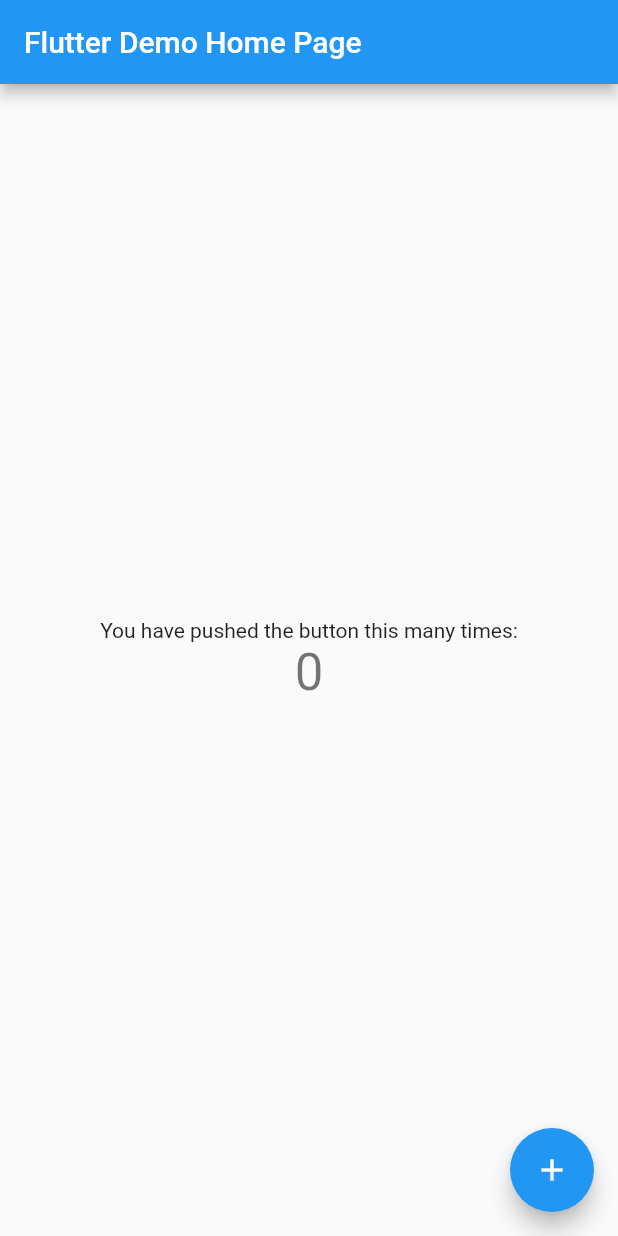
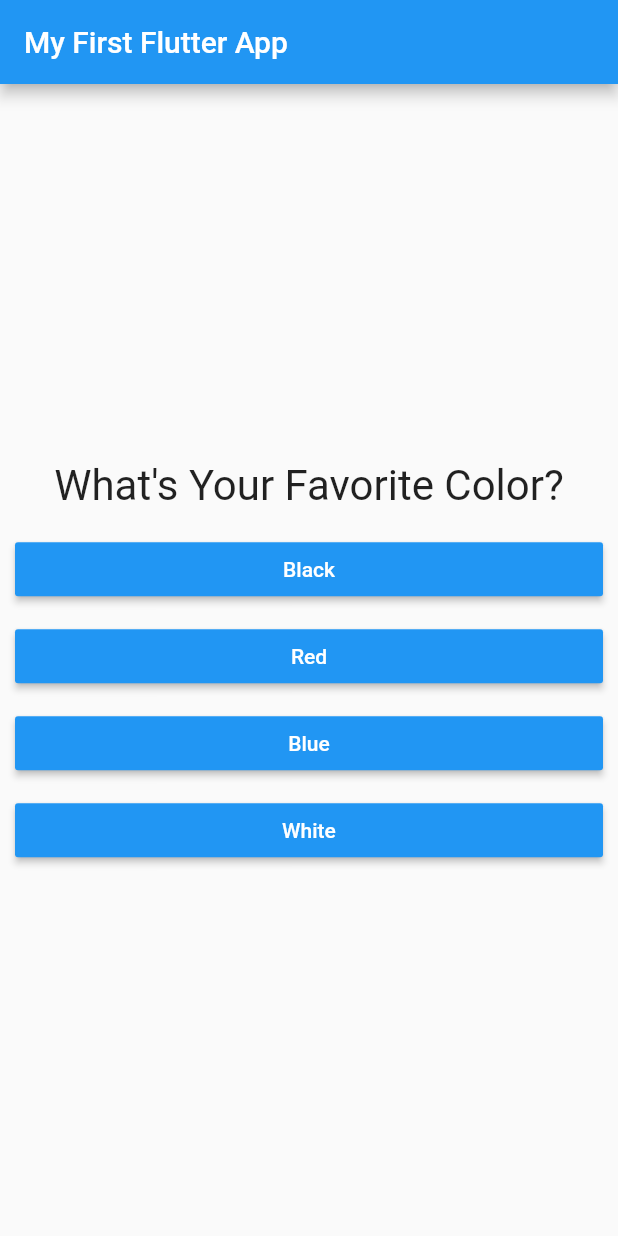
Before and after one commit to Barragan17/Flutter-Projects, a Flutter app: the screen it shows after launch, on a phone screen of 412 x 824 dp. Run offline on Flutter 3.47's test engine with Material 2 defaults, Android fonts, the phone set to English and light mode, and no system bars.

Commit message:
Finish Quiz App For Now

```diff
--- /dev/null
+++ b/Quiz_App/lib/answer.dart
@@ -0,0 +1,21 @@
+import 'package:flutter/material.dart';
+
+class Answer extends StatelessWidget {
+  final Function selectHandler;
+  final String answerText;
+
+  Answer(this.selectHandler, this.answerText);
+  @override
+  Widget build(BuildContext context) {
+    return Container(
+      width: double.infinity,
+      padding: EdgeInsets.fromLTRB(10, 5, 10, 5),
+      child: RaisedButton(
+        color: Colors.blue,
+        textColor: Colors.white,
+        onPressed: selectHandler,
+        child: Text(answerText),
+      ),
+    );
+  }
+}
--- a/Quiz_App/lib/main.dart
+++ b/Quiz_App/lib/main.dart
@@ -1,117 +1,78 @@
 import 'package:flutter/material.dart';
+
+import './quiz.dart';
+import './result.dart';
 
 void main() {
   runApp(MyApp());
 }
 
-class MyApp extends StatelessWidget {
-  // This widget is the root of your application.
+class MyApp extends StatefulWidget {
   @override
-  Widget build(BuildContext context) {
-    return MaterialApp(
-      title: 'Flutter Demo',
-      theme: ThemeData(
-        // This is the theme of your application.
-        //
-        // Try running your application with "flutter run". You'll see the
-        // application has a blue toolbar. Then, without quitting the app, try
-        // changing the primarySwatch below to Colors.green and then invoke
-        // "hot reload" (press "r" in the console where you ran "flutter run",
-        // or simply save your changes to "hot reload" in a Flutter IDE).
-        // Notice that the counter didn't reset back to zero; the application
-        // is not restarted.
-        primarySwatch: Colors.blue,
-        // This makes the visual density adapt to the platform that you run
-        // the app on. For desktop platforms, the controls will be smaller and
-        // closer together (more dense) than on mobile platforms.
-        visualDensity: VisualDensity.adaptivePlatformDensity,
-      ),
-      home: MyHomePage(title: 'Flutter Demo Home Page'),
-    );
+  State<StatefulWidget> createState() {
+    return _MyAppState();
   }
 }
 
-class MyHomePage extends StatefulWidget {
-  MyHomePage({Key key, this.title}) : super(key: key);
+class _MyAppState extends State<MyApp> {
+  var _questionIndex = 0;
+  var _totalScore = 0;
+  static const questions = [
+    {
+      'question': 'What\'s Your Favorite Color?',
+      'answers': [
+        {'text': 'Black', 'score': 10},
+        {'text': 'Red', 'score': 5},
+        {'text': 'Blue', 'score': 3},
+        {'text': 'White', 'score': 1}
+      ],
+    },
+    {
+      'question': 'What\'s Your Favorite Animal?',
+      'answers': [
+        {'text': 'Rabbit', 'score': 10},
+        {'text': 'Cat', 'score': 5},
+        {'text': 'Elephant', 'score': 3},
+        {'text': 'Lion', 'score': 0}
+      ],
+    },
+    {
+      'question': 'What\'s Your Favorite Football Team?',
+      'answers': [
+        {'text': 'Dortmund', 'score': 1},
+        {'text': 'MU', 'score': 10},
+        {'text': 'City', 'score': 5},
+        {'text': 'Barcelona', 'score': 3}
+      ],
+    },
+  ];
 
-  // This widget is the home page of your application. It is stateful, meaning
-  // that it has a State object (defined below) that contains fields that affect
-  // how it looks.
+  void _resetQuiz() {
+    setState(() {
+      _questionIndex = 0;
+      _totalScore = 0;
+    });
+  }
 
-  // This class is the configuration for the state. It holds the values (in this
-  // case the title) provided by the parent (in this case the App widget) and
-  // used by the build method of the State. Fields in a Widget subclass are
-  // always marked "final".
-
-  final String title;
-
-  @override
-  _MyHomePageState createState() => _MyHomePageState();
-}
-
-class _MyHomePageState extends State<MyHomePage> {
-  int _counter = 0;
-
-  void _incrementCounter() {
+  void _answerQuestion(int score) {
+    _totalScore += score;
     setState(() {
-      // This call to setState tells the Flutter framework that something has
-      // changed in this State, which causes it to rerun the build method below
-      // so that the display can reflect the updated values. If we changed
-      // _counter without calling setState(), then the build method would not be
-      // called again, and so nothing would appear to happen.
-      _counter++;
+      _questionIndex++;
     });
   }
 
   @override
   Widget build(BuildContext context) {
-    // This method is rerun every time setState is called, for instance as done
-    // by the _incrementCounter method above.
-    //
-    // The Flutter framework has been optimized to make rerunning build methods
-    // fast, so that you can just rebuild anything that needs updating rather
-    // than having to individually change instances of widgets.
-    return Scaffold(
-      appBar: AppBar(
-        // Here we take the value from the MyHomePage object that was created by
-        // the App.build method, and use it to set our appbar title.
-        title: Text(widget.title),
+    return MaterialApp(
+      home: Scaffold(
+        appBar: AppBar(
+          title: Text('My First Flutter App'),
+        ),
+        // ini if statement
+        body: _questionIndex < questions.length
+            ? Quiz(_answerQuestion, questions, _questionIndex)
+            : Result(_totalScore, _resetQuiz),
       ),
-      body: Center(
-        // Center is a layout widget. It takes a single child and positions it
-        // in the middle of the parent.
-        child: Column(
-          // Column is also a layout widget. It takes a list of children and
-          // arranges them vertically. By default, it sizes itself to fit its
-          // children horizontally, and tries to be as tall as its parent.
-          //
-          // Invoke "debug painting" (press "p" in the console, choose the
-          // "Toggle Debug Paint" action from the Flutter Inspector in Android
-          // Studio, or the "Toggle Debug Paint" command in Visual Studio Code)
-          // to see the wireframe for each widget.
-          //
-          // Column has various properties to control how it sizes itself and
-          // how it positions its children. Here we use mainAxisAlignment to
-          // center the children vertically; the main axis here is the vertical
-          // axis because Columns are vertical (the cross axis would be
-          // horizontal).
-          mainAxisAlignment: MainAxisAlignment.center,
-          children: <Widget>[
-            Text(
-              'You have pushed the button this many times:',
-            ),
-            Text(
-              '$_counter',
-              style: Theme.of(context).textTheme.headline4,
-            ),
-          ],
-        ),
-      ),
-      floatingActionButton: FloatingActionButton(
-        onPressed: _incrementCounter,
-        tooltip: 'Increment',
-        child: Icon(Icons.add),
-      ), // This trailing comma makes auto-formatting nicer for build methods.
     );
   }
 }
--- /dev/null
+++ b/Quiz_App/lib/question.dart
@@ -0,0 +1,20 @@
+import 'package:flutter/material.dart';
+
+class Question extends StatelessWidget {
+  final String questionText;
+
+  Question(this.questionText);
+
+  @override
+  Widget build(BuildContext context) {
+    return Container(
+      width: double.infinity,
+      margin: EdgeInsets.all(10),
+      child: Text(
+        questionText,
+        style: TextStyle(fontSize: 28),
+        textAlign: TextAlign.center,
+      ),
+    );
+  }
+}
--- /dev/null
+++ b/Quiz_App/lib/quiz.dart
@@ -0,0 +1,27 @@
+import 'package:flutter/material.dart';
+
+import './question.dart';
+import './answer.dart';
+
+class Quiz extends StatelessWidget {
+  final List<Map<String, Object>> questions;
+  final int questionIndex;
+  final Function answerQuestion;
+  Quiz(this.answerQuestion, this.questions, this.questionIndex);
+
+  @override
+  Widget build(BuildContext context) {
+    return Column(
+      mainAxisAlignment: MainAxisAlignment.center,
+      crossAxisAlignment: CrossAxisAlignment.center,
+      children: [
+        Question(questions[questionIndex]['question'] as String),
+        ...(questions[questionIndex]['answers'] as List<Map<String, Object>>)
+            .map((answer) {
+          return Answer(
+              () => answerQuestion(answer['score']), answer['text'] as String);
+        }).toList()
+      ],
+    );
+  }
+}
--- /dev/null
+++ b/Quiz_App/lib/result.dart
@@ -0,0 +1,43 @@
+import 'package:flutter/material.dart';
+
+class Result extends StatelessWidget {
+  final int resultScore;
+  final Function resetHandler;
+  Result(this.resultScore, this.resetHandler);
+
+  String get resultPhase {
+    String textResult;
+    if (resultScore <= 8) {
+      textResult = 'You are Awesome and Innocent';
+    } else if (resultScore <= 12) {
+      textResult = 'You are pretty likeable';
+    } else if (resultScore <= 16) {
+      textResult = 'You are ... Strange';
+    } else {
+      textResult = 'You are so bad';
+    }
+    return textResult;
+  }
+
+  @override
+  Widget build(BuildContext context) {
+    return Center(
+      child: Column(
+        mainAxisAlignment: MainAxisAlignment.center,
+        crossAxisAlignment: CrossAxisAlignment.center,
+        children: <Widget>[
+          Text(
+            resultPhase,
+            style: TextStyle(fontSize: 36, fontWeight: FontWeight.bold),
+            textAlign: TextAlign.center,
+          ),
+          FlatButton(
+            onPressed: resetHandler,
+            child: Text('Restart Quiz'),
+            textColor: Colors.blue,
+          )
+        ],
+      ),
+    );
+  }
+}
```
